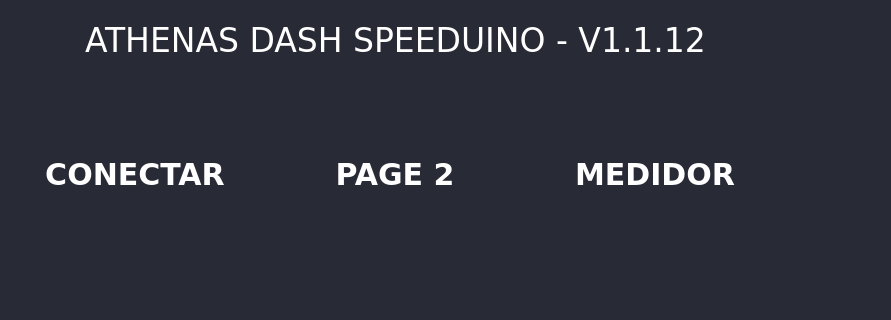
Before: the Qt Designer form dashAthenas.ui in AthenasArch/AthenasDashECU, drawn with Qt 5; both pictures show x 0 to 891 and y 0 to 320 of the 994 by 750 pixel window.
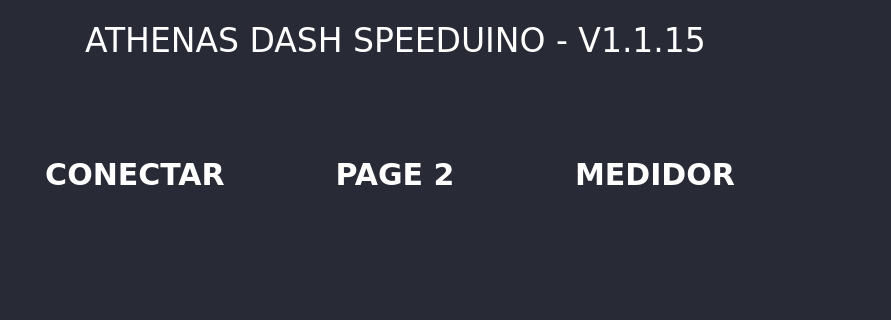
After: the same form once the commit is applied. The open tabs and pages were chosen to show the change. Icons and pictures are not drawn. Custom widgets are drawn as their Qt base class.

Diff of the .ui file:
```diff
--- a/dashAthenas.ui
+++ b/dashAthenas.ui
@@ -240,7 +240,7 @@
        <string notr="true">color: rgb(255, 255, 255);</string>
       </property>
       <property name="text">
-       <string>ATHENAS DASH SPEEDUINO - V1.1.12</string>
+       <string>ATHENAS DASH SPEEDUINO - V1.1.15</string>
       </property>
       <property name="alignment">
        <set>Qt::AlignCenter</set>
```
Left out of the diff: 2 changed lines with no effect on the pictures.
